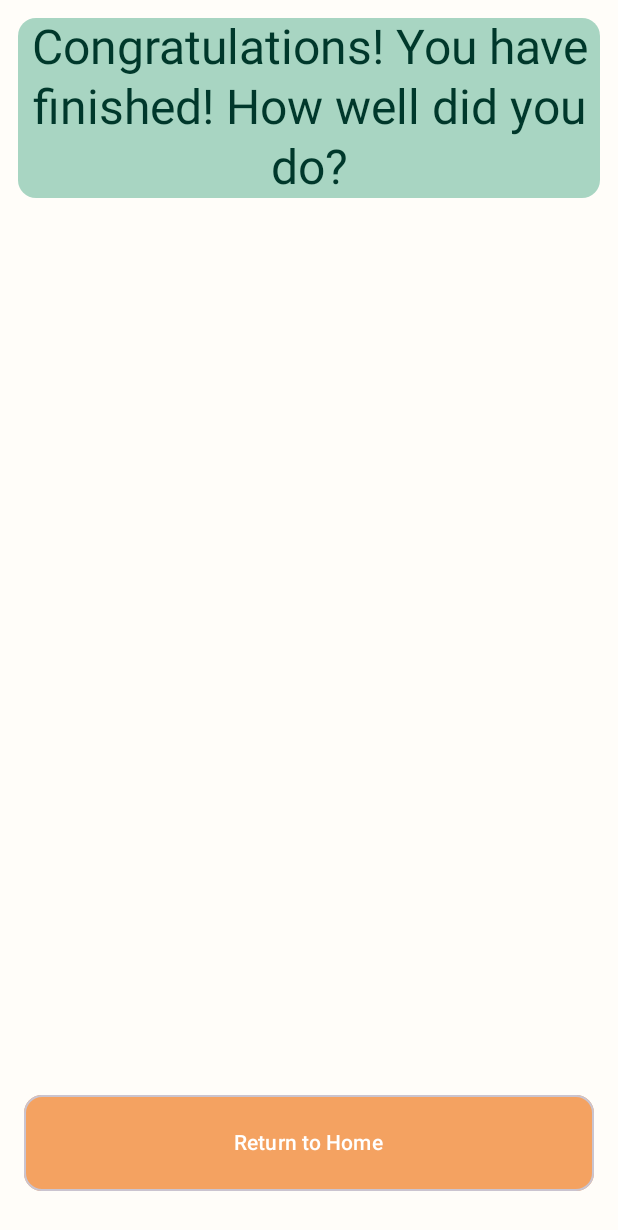
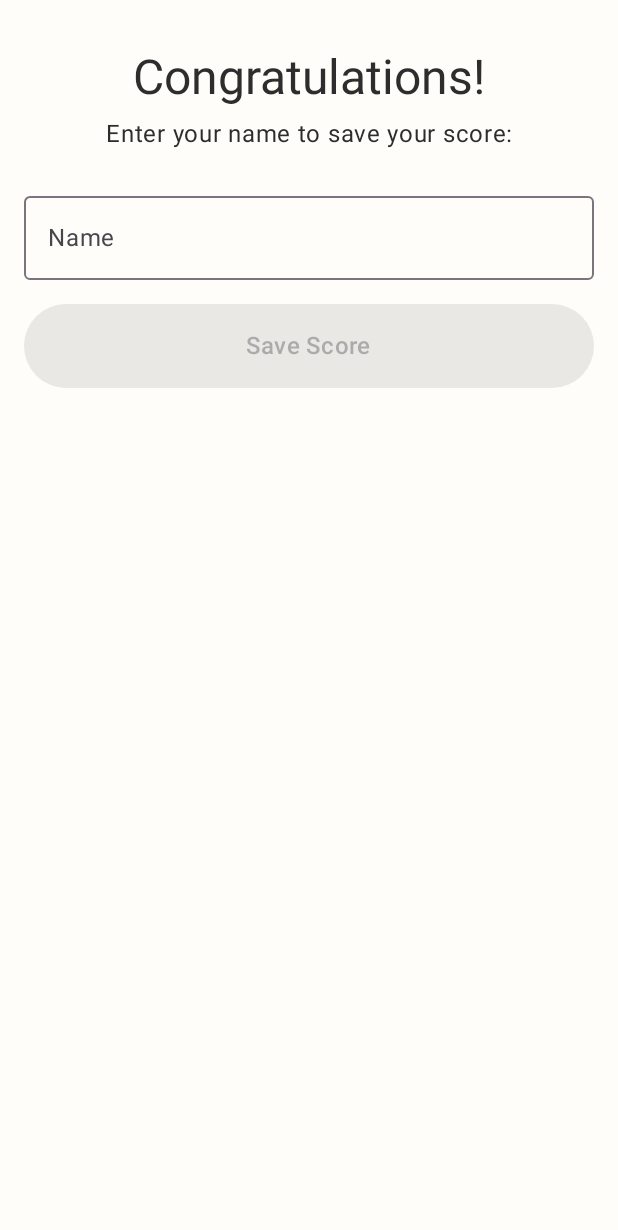
Before and after one commit to azelder/WaitWhat, an Android app built with Jetpack Compose: the GameRoute screen opened through its navigation route, after a tap on "World", on a phone screen of 412 x 824 dp. Shown: the top 1230 px of the screen. Run offline under Robolectric (Android 15) with nearby library versions, the phone set to English and light mode, and no system bars; our stand-ins replace Dagger/Hilt's generated code; libraries missing offline, so code that uses them is left out: com.apollographql.apollo3; 2 statements that could not run were skipped.

Commit message:
Adding form to input name for storing in DB when a user finishes their game.

```diff
--- a/app/src/main/java/com/azelder/waitwhat/game/GameViewModel.kt
+++ b/app/src/main/java/com/azelder/waitwhat/game/GameViewModel.kt
@@ -84,7 +84,7 @@ class GameViewModel @Inject constructor(
         _wrongGuesses.value = setOf()
         if (numQuestionsRemaining == 0) {
             quizRepository.endGame()
-            _state.value = QuizGameState.Ended
+            _state.value = QuizGameState.NameForResults
         }
         else {
             _state.value = QuizGameState.InProgress(quizRepository.getNextQuestion())
@@ -105,6 +105,10 @@ class GameViewModel @Inject constructor(
             )
         }
     }
+
+    fun endGame() {
+        _state.value = QuizGameState.Ended
+    }
 }
 
 sealed interface SnackbarState {
--- a/app/src/main/java/com/azelder/waitwhat/game/ui/GameScreen.kt
+++ b/app/src/main/java/com/azelder/waitwhat/game/ui/GameScreen.kt
@@ -11,12 +11,14 @@ import androidx.compose.foundation.layout.padding
 import androidx.compose.foundation.lazy.grid.GridCells
 import androidx.compose.foundation.lazy.grid.LazyVerticalGrid
 import androidx.compose.foundation.lazy.grid.items
+import androidx.compose.foundation.text.KeyboardOptions
 import androidx.compose.material3.BottomAppBar
 import androidx.compose.material3.Button
 import androidx.compose.material3.ButtonDefaults
 import androidx.compose.material3.CircularProgressIndicator
 import androidx.compose.material3.LinearProgressIndicator
 import androidx.compose.material3.MaterialTheme
+import androidx.compose.material3.OutlinedTextField
 import androidx.compose.material3.Scaffold
 import androidx.compose.material3.SnackbarHost
 import androidx.compose.material3.SnackbarHostState
@@ -24,10 +26,14 @@ import androidx.compose.material3.Text
 import androidx.compose.runtime.Composable
 import androidx.compose.runtime.LaunchedEffect
 import androidx.compose.runtime.getValue
+import androidx.compose.runtime.mutableStateOf
 import androidx.compose.runtime.remember
+import androidx.compose.runtime.setValue
 import androidx.compose.ui.Alignment
 import androidx.compose.ui.Modifier
 import androidx.compose.ui.graphics.Color
+import androidx.compose.ui.text.input.ImeAction
+import androidx.compose.ui.text.input.KeyboardType
 import androidx.compose.ui.text.style.TextAlign
 import androidx.compose.ui.tooling.preview.Preview
 import androidx.compose.ui.tooling.preview.PreviewLightDark
@@ -91,6 +97,15 @@ fun GameRoute(
             ) {
                 CircularProgressIndicator()
             }
+        }
+
+        is QuizGameState.NameForResults -> {
+            NameInputForm(
+                onNameSubmitted = { name ->
+                    viewModel.endGame() // TODO think harder about how to do this.
+                    viewModel.saveScore(name)
+                }
+            )
         }
     }
 }
@@ -330,5 +345,72 @@ fun ChooseContinent(
 @PreviewLightDark
 @Composable
 fun PreviewChooseContinent() {
+    ChooseContinent(continents = listOf(), onContinentSelected = {})
+}
 
+@Composable
+fun NameInputForm(
+    onNameSubmitted: (String) -> Unit,
+    modifier: Modifier = Modifier
+) {
+    var name by remember { mutableStateOf("") }
+
+    WaitWhatTheme {
+        Scaffold { paddingValues ->
+            Column(
+                modifier = modifier
+                    .fillMaxSize()
+                    .padding(paddingValues)
+                    .padding(horizontal = 16.dp),
+                horizontalAlignment = Alignment.CenterHorizontally
+            ) {
+                Text(
+                    text = "Congratulations!",
+                    style = MaterialTheme.typography.headlineLarge,
+                    textAlign = TextAlign.Center,
+                    modifier = Modifier.padding(top = 32.dp)
+                )
+
+                Text(
+                    text = "Enter your name to save your score:",
+                    style = MaterialTheme.typography.bodyLarge,
+                    textAlign = TextAlign.Center,
+                    modifier = Modifier.padding(top = 8.dp, bottom = 24.dp)
+                )
+
+                OutlinedTextField(
+                    value = name,
+                    onValueChange = { name = it.trim() },
+                    label = { Text("Name") },
+                    singleLine = true,
+                    keyboardOptions = KeyboardOptions(
+                        keyboardType = KeyboardType.Text,
+                        imeAction = ImeAction.Done
+                    ),
+                    modifier = Modifier
+                        .fillMaxWidth()
+                        .padding(bottom = 16.dp)
+                )
+
+                Button(
+                    onClick = { onNameSubmitted(name) },
+                    enabled = name.isNotBlank(),
+                    modifier = Modifier
+                        .fillMaxWidth()
+                        .height(56.dp)
+                ) {
+                    Text(
+                        text = "Save Score",
+                        style = MaterialTheme.typography.titleMedium
+                    )
+                }
+            }
+        }
+    }
 }
+
+@PreviewLightDark
+@Composable
+fun PreviewNameInputForm() {
+    NameInputForm(onNameSubmitted = {})
+}
--- a/app/src/main/java/com/azelder/waitwhat/game/ui/QuizGameState.kt
+++ b/app/src/main/java/com/azelder/waitwhat/game/ui/QuizGameState.kt
@@ -7,5 +7,6 @@ sealed interface QuizGameState {
     data object NotStarted : QuizGameState
     data class ChooseContinent(val continents: List<Continent>) : QuizGameState
     data class InProgress(val question: QuizQuestion) : QuizGameState
+    data object NameForResults : QuizGameState
     data object Ended : QuizGameState
 }
```
